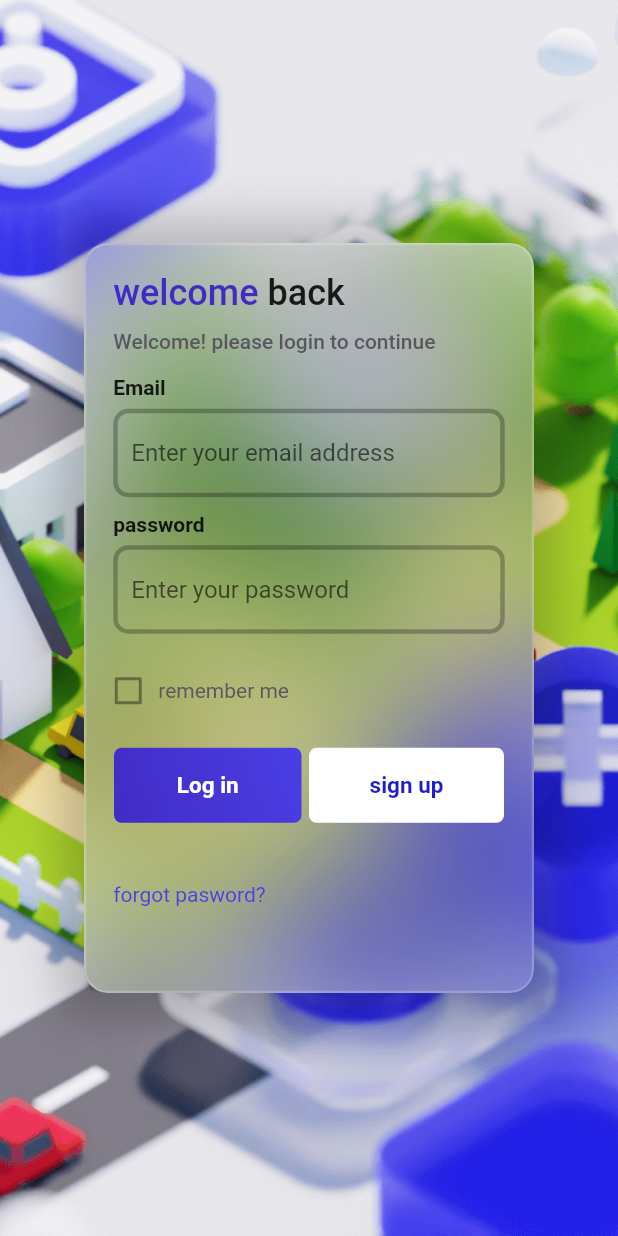
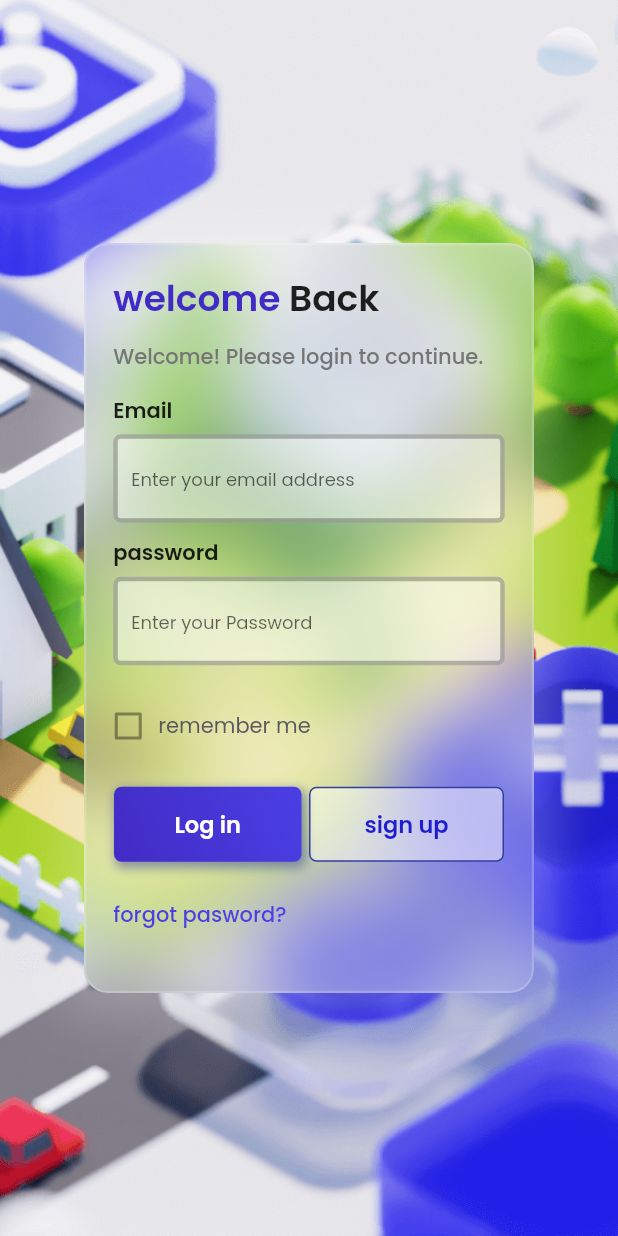
Before and after one commit to emjaycodes/glass_login, a Flutter app: the screen it shows after launch, on a phone screen of 412 x 824 dp. Run offline on Flutter 3.47's test engine with Material 2 defaults, Android fonts, the phone set to English and light mode, and no system bars; our stand-ins replace google_fonts.

Commit message:
googlefonts

```diff
--- a/lib/front_page.dart
+++ b/lib/front_page.dart
@@ -3,6 +3,7 @@
 import 'dart:ui';
 
 import 'package:flutter/material.dart';
+import 'package:google_fonts/google_fonts.dart';
 
 class LoginPage extends StatelessWidget {
   const LoginPage({super.key});
@@ -21,12 +22,12 @@ class LoginPage extends StatelessWidget {
               BoxShadow(
                   blurRadius: 24,
                   spreadRadius: 16,
-                  color: Colors.black.withOpacity(0.2))
+                  color: Colors.white.withOpacity(0.2))
             ]),
             child: ClipRRect(
               borderRadius: BorderRadius.circular(16.0),
               child: BackdropFilter(
-                filter: ImageFilter.blur(sigmaX: 40.0, sigmaY: 40.0),
+                filter: ImageFilter.blur(sigmaX: 24.0, sigmaY: 24.0),
                 child: Container(
                   height: 500,
                   width: 300,
@@ -44,68 +45,68 @@ class LoginPage extends StatelessWidget {
                           children: [
                             Text(
                               'welcome ',
-                              style: TextStyle(
-                                  color:  Color(0xFF422bc5),
+                              style: GoogleFonts.poppins(
+                                  color: Color(0xFF422bc5),
                                   fontSize: 24,
-                                  fontWeight: FontWeight.w500),
+                                  fontWeight: FontWeight.w600),
+                              // style: TextStyle(
+                              //     color: Color(0xFF422bc5),
+                              //     fontSize: 24,
+                              //     fontWeight: FontWeight.w500),
                             ),
                             Text(
-                              'back',
-                              style: TextStyle(
-                                fontSize: 24,
-                                fontWeight: FontWeight.w500,
-                              ),
+                              'Back',
+                              style: GoogleFonts.poppins(
+                                  fontSize: 24, fontWeight: FontWeight.w600),
                             )
                           ],
                         ),
                         SizedBox(height: 10),
-                        Text('Welcome! please login to continue',
-                        style: TextStyle(
+                        Text(
+                          'Welcome! Please login to continue.',
+                          style: GoogleFonts.poppins(
                               fontWeight: FontWeight.w500,
-                          color: Color(0xFF59585f)
+                              color: Colors.grey.shade600),
                         ),
-                        ),
-
                         SizedBox(
                           height: 15,
                         ),
-                        Text('Email',
-                        style: TextStyle(
-                          fontWeight: FontWeight.bold
+                        Text(
+                          'Email',
+                          style:
+                              GoogleFonts.poppins(fontWeight: FontWeight.w600),
                         ),
-                        ),
-                        SizedBox(height: 6),
+                        SizedBox(height: 5),
                         LoginFormField(
                           hint: 'Enter your email address',
                         ),
                         SizedBox(height: 10),
-                        Text('password',
-                        style: TextStyle(
-                          fontWeight: FontWeight.bold
+                        Text(
+                          'password',
+                          style:
+                              GoogleFonts.poppins(fontWeight: FontWeight.w600),
                         ),
-                        ),
-                        SizedBox(height: 6),
-                        LoginFormField(hint: 'Enter your password'),
+                        SizedBox(height: 5),
+                        LoginFormField(hint: 'Enter your Password'),
                         SizedBox(height: 30),
-
                         Row(
-                          // mainAxisAlignment: MainAxisAlignment.start,
                           children: [
                             SizedBox(
                               height: 12,
                               width: 20,
                               child: Checkbox(
-                                materialTapTargetSize: MaterialTapTargetSize.shrinkWrap,
-                                value: false, onChanged: null),
+                                  materialTapTargetSize:
+                                      MaterialTapTargetSize.shrinkWrap,
+                                  value: false,
+                                  onChanged: null),
                             ),
-
                             SizedBox(
                               width: 10,
                             ),
-                            Text('remember me',
-                            style: TextStyle(
-                              color: Color(0xFF59585f)
-                            ),
+                            Text(
+                              'remember me',
+                              style:
+                                  GoogleFonts.poppins(color: Color(0xFF59585f)),
                             )
                           ],
                         ),
@@ -119,6 +120,16 @@ class LoginPage extends StatelessWidget {
                               height: 50,
                               width: 125,
                               decoration: BoxDecoration(
+                                  boxShadow: [
+                                    BoxShadow(
+                                      color: Colors.indigo.shade700
+                                          .withOpacity(0.5),
+                                      spreadRadius: 1,
+                                      blurRadius: 5,
+                                      offset: Offset(
+                                          2, 3), // changes position of shadow
+                                    ),
+                                  ],
                                   gradient: LinearGradient(
                                     begin: Alignment.topRight,
                                     end: Alignment.bottomLeft,
@@ -131,37 +142,41 @@ class LoginPage extends StatelessWidget {
                               child: Center(
                                 child: Text(
                                   'Log in',
-                                style: TextStyle(
+                                  style: GoogleFonts.poppins(
                                       color: Colors.white,
                                       fontSize: 15,
-                                    fontWeight: FontWeight.bold),
-                              )),
+                                      fontWeight: FontWeight.w600),
+                                ),
+                              ),
                             ),
                             SizedBox(width: 5),
                             Container(
                               height: 50,
                               width: 130,
                               decoration: BoxDecoration(
-                                  color: Colors.white,
+                                  border:
+                                      Border.all(color: Colors.indigo.shade700),
+                                  color: Colors.white.withOpacity(0.5),
                                   borderRadius: BorderRadius.circular(5)),
                               child: Center(
                                 child: Text(
                                   'sign up',
-                                style: TextStyle(
+                                  style: GoogleFonts.poppins(
+                                    fontWeight: FontWeight.w600,
+                                    fontSize: 15,
                                     color: Color(0xFF1D1CCF),
-                                    fontSize: 15,
-                                    fontWeight: FontWeight.bold),
+                                  ),
                                 ),
                               ),
                             )
                           ],
                         ),
-                        SizedBox(height: 40),
-
-                        Text('forgot pasword?',
-                        style: TextStyle(
+                        SizedBox(height: 25),
+                        Text(
+                          'forgot pasword?',
+                          style: GoogleFonts.poppins(
                               color: Color(0xFF4a3fe4),
-                        ),
+                              fontWeight: FontWeight.w500),
                         )
                       ],
                     ),
@@ -188,13 +203,18 @@ class LoginFormField extends StatelessWidget {
   Widget build(BuildContext context) {
     return TextFormField(
       decoration: InputDecoration(
+        filled: true,
+        fillColor: Colors.white.withOpacity(0.5),
         hintText: hint,
+        hintStyle: GoogleFonts.poppins(
+          fontSize: 12
+        ),
         enabledBorder: OutlineInputBorder(
           borderSide: BorderSide(
             width: 3,
             color: Colors.black26,
           ),
-          borderRadius: BorderRadius.circular(10),
+          borderRadius: BorderRadius.circular(5),
         ),
       ),
     );
--- a/pubspec.yaml
+++ b/pubspec.yaml
@@ -36,6 +36,7 @@ dependencies:
   # The following adds the Cupertino Icons font to your application.
   # Use with the CupertinoIcons class for iOS style icons.
   cupertino_icons: ^1.0.2
+  google_fonts: ^3.0.1
 
 dev_dependencies:
   flutter_test:
```
Lines whose indentation alone changed are shown as unchanged.
